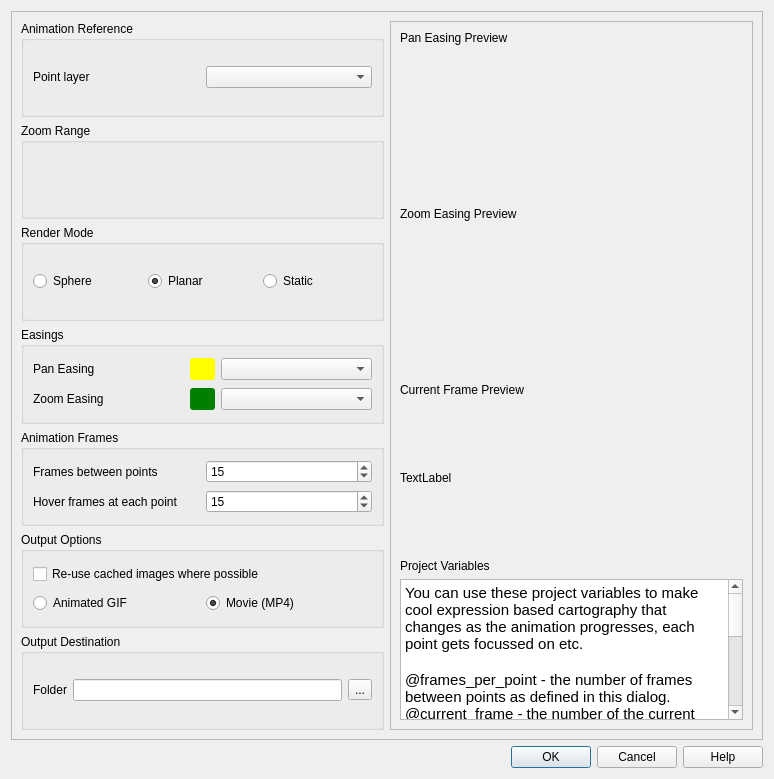
Above: ui/animation_workbench_base.ui from timlinux/QGISAnimationWorkbench before the change. Below: the same form after it.
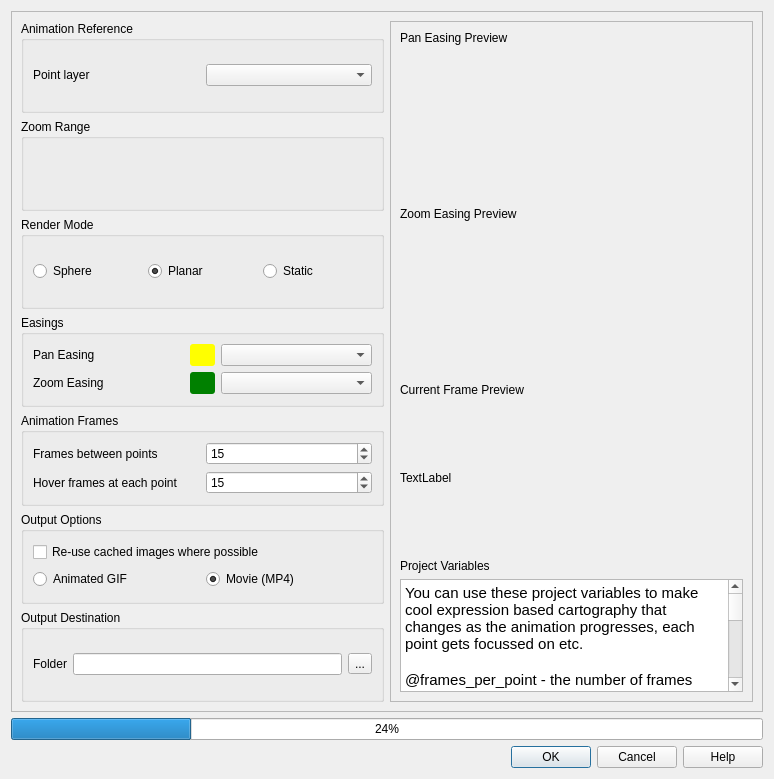
That is the form after the change. Custom widgets are drawn as their Qt base class.

Commit message: Adding settings helpers and other ui imrpments.

```diff
--- a/ui/animation_workbench_base.ui
+++ b/ui/animation_workbench_base.ui
@@ -149,6 +149,8 @@
 &lt;p style=&quot;-qt-paragraph-type:empty; margin-top:0px; margin-bottom:0px; margin-left:0px; margin-right:0px; -qt-block-indent:0; text-indent:0px;&quot;&gt;&lt;br /&gt;&lt;/p&gt;
 &lt;p style=&quot; margin-top:0px; margin-bottom:0px; margin-left:0px; margin-right:0px; -qt-block-indent:0; text-indent:0px;&quot;&gt;@frames_per_point - the number of frames between points as defined in this dialog.&lt;br /&gt;@current_frame - the number of the current frame in the current point set.&lt;/p&gt;
 &lt;p style=&quot; margin-top:0px; margin-bottom:0px; margin-left:0px; margin-right:0px; -qt-block-indent:0; text-indent:0px;&quot;&gt;@current_point_id - the id of the current point we are travelling to.&lt;/p&gt;
+&lt;p style=&quot; margin-top:0px; margin-bottom:0px; margin-left:0px; margin-right:0px; -qt-block-indent:0; text-indent:0px;&quot;&gt;@current_animation_action - None, Panning or Hovering depending on which phase the&lt;/p&gt;
+&lt;p style=&quot; margin-top:0px; margin-bottom:0px; margin-left:0px; margin-right:0px; -qt-block-indent:0; text-indent:0px;&quot;&gt;renderer is in.&lt;/p&gt;
 &lt;p style=&quot;-qt-paragraph-type:empty; margin-top:0px; margin-bottom:0px; margin-left:0px; margin-right:0px; -qt-block-indent:0; text-indent:0px;&quot;&gt;&lt;br /&gt;&lt;/p&gt;
 &lt;p style=&quot; margin-top:0px; margin-bottom:0px; margin-left:0px; margin-right:0px; -qt-block-indent:0; text-indent:0px;&quot;&gt;Here is a example of an expression you could use to show an animation of the animation progress in the copyright decoration:&lt;/p&gt;
 &lt;p style=&quot; margin-top:0px; margin-bottom:0px; margin-left:0px; margin-right:0px; -qt-block-indent:0; text-indent:0px;&quot;&gt;&lt;br /&gt;&lt;span style=&quot; font-family:'Droid Sans Mono','monospace','monospace'; font-size:14px; color:#6a9955;&quot;&gt;[%'Frame ' || to_string(coalesce(@current_frame, 0)) || '/' || &lt;/span&gt;&lt;/p&gt;
@@ -430,7 +432,7 @@
      </widget>
     </widget>
    </item>
-   <item row="1" column="0">
+   <item row="2" column="0">
     <widget class="QDialogButtonBox" name="button_box">
      <property name="orientation">
       <enum>Qt::Horizontal</enum>
@@ -440,6 +442,13 @@
      </property>
     </widget>
    </item>
+   <item row="1" column="0">
+    <widget class="QProgressBar" name="progress_bar">
+     <property name="value">
+      <number>24</number>
+     </property>
+    </widget>
+   </item>
   </layout>
  </widget>
  <customwidgets>
```
The commit also changes 5 other files.
